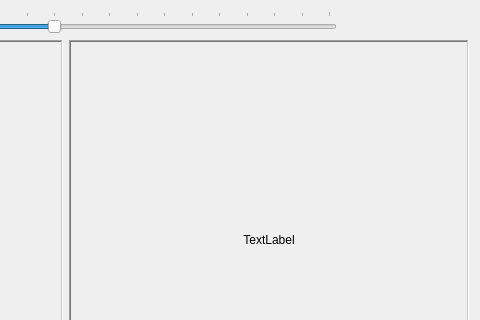
Qt form mainwindow.ui (alex47/BlurGLGUI) before a commit; both pictures show x 348 to 828 and y 0 to 320 of the 828 by 473 pixel window.
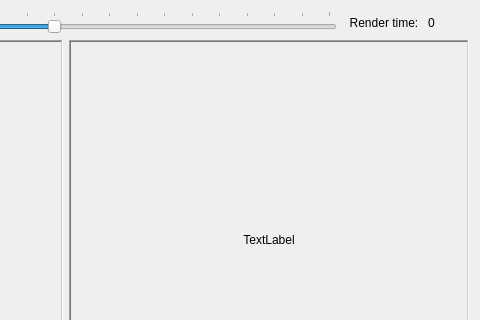
The same form after that commit.

```diff
--- a/mainwindow.ui
+++ b/mainwindow.ui
@@ -7,7 +7,7 @@
     <x>0</x>
     <y>0</y>
     <width>826</width>
-    <height>472</height>
+    <height>473</height>
    </rect>
   </property>
   <property name="windowTitle">
@@ -106,6 +106,20 @@
         </property>
        </widget>
       </item>
+      <item>
+       <widget class="QLabel" name="labelConstantElapsed">
+        <property name="text">
+         <string>  Render time: </string>
+        </property>
+       </widget>
+      </item>
+      <item>
+       <widget class="QLabel" name="labelRenderTime">
+        <property name="text">
+         <string>0</string>
+        </property>
+       </widget>
+      </item>
       <item>
        <spacer name="horizontalSpacer">
         <property name="orientation">
```
Left out of the diff: 2 changed lines with no effect on the pictures.
